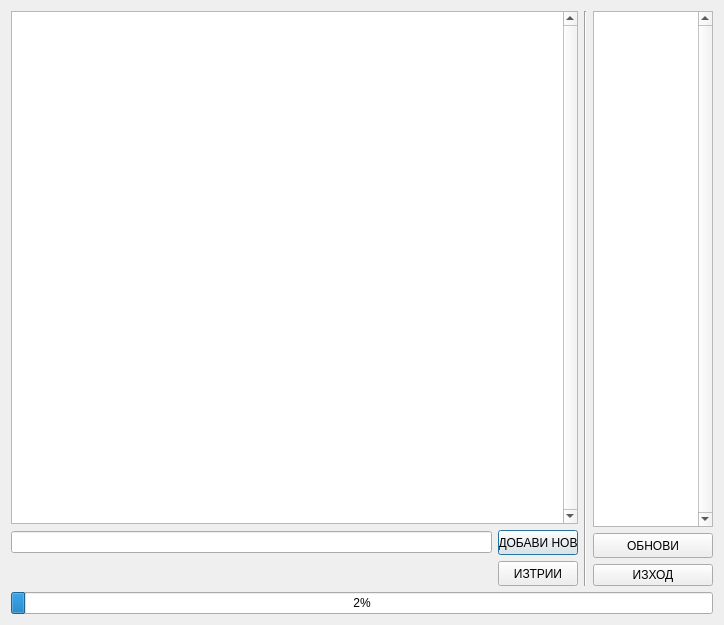
The window that dialogchannelsettings.ui (farm2440/ThermoLog-PC) describes before a commit, drawn with Qt 5.
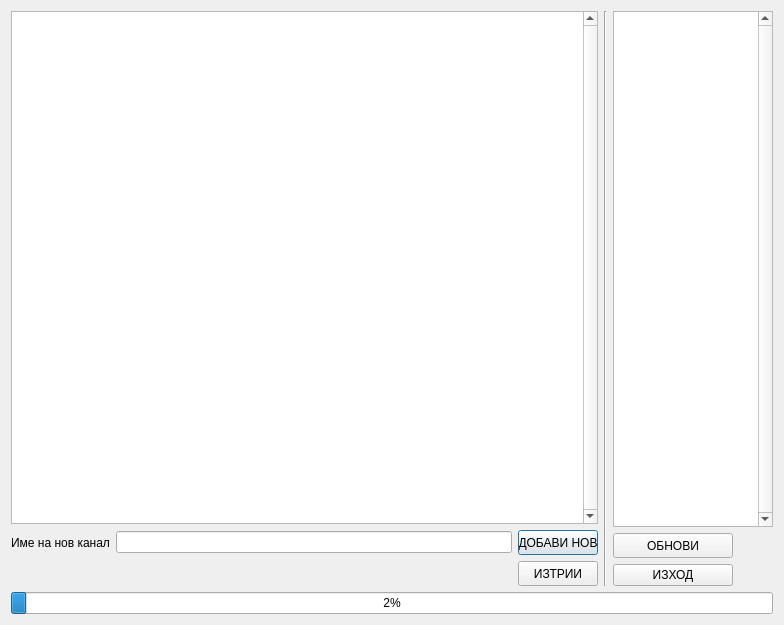
The same window after the commit.

What changed in the file:
```diff
--- a/dialogchannelsettings.ui
+++ b/dialogchannelsettings.ui
@@ -6,7 +6,7 @@
    <rect>
     <x>0</x>
     <y>0</y>
-    <width>724</width>
+    <width>784</width>
     <height>625</height>
    </rect>
   </property>
@@ -74,6 +74,13 @@
          </item>
          <item>
           <layout class="QHBoxLayout" name="horizontalLayout">
+           <item>
+            <widget class="QLabel" name="label">
+             <property name="text">
+              <string>Име на нов канал</string>
+             </property>
+            </widget>
+           </item>
            <item>
             <widget class="QLineEdit" name="lineEdit_NewChannelName"/>
            </item>
@@ -152,7 +159,7 @@
           <widget class="QListWidget" name="listWidgetMAC">
            <property name="minimumSize">
             <size>
-             <width>120</width>
+             <width>160</width>
              <height>0</height>
             </size>
            </property>
```
